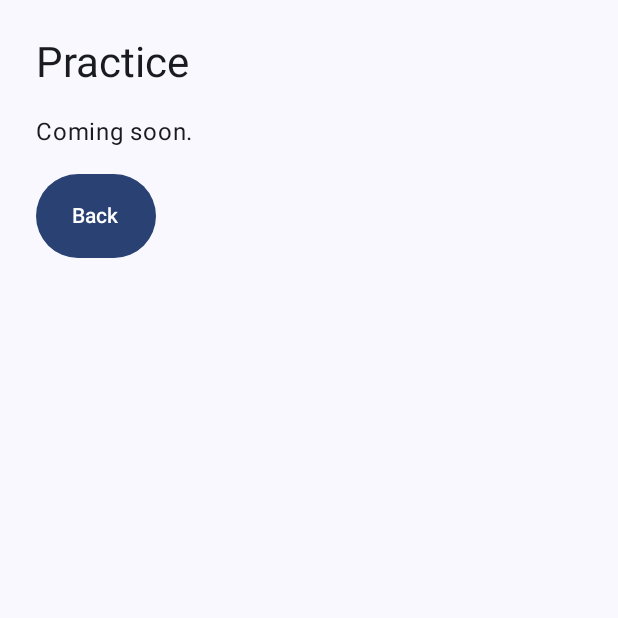
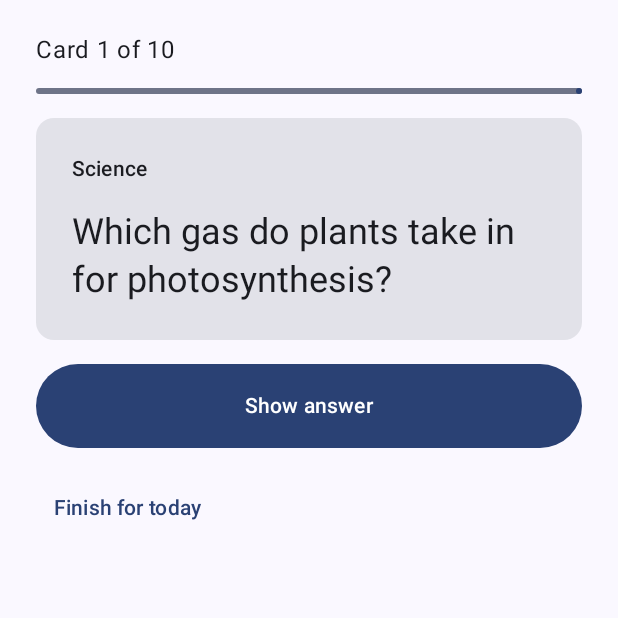
Before and after one commit to BhoneKhantKyaw04/Recall, an Android app built with Jetpack Compose: the StudyScreen screen opened through its navigation route, on a phone screen of 412 x 824 dp, the top half of it. Run offline under Robolectric (Android 15) with nearby library versions, the phone set to English and light mode, and no system bars; our stand-ins replace Room's generated code.

Commit message:
Add practice screen

```diff
--- a/app/src/main/java/com/example/recall/ui/RecallApp.kt
+++ b/app/src/main/java/com/example/recall/ui/RecallApp.kt
@@ -40,7 +40,12 @@ fun RecallApp(container: AppContainer) {
                 onSettings = { navController.navigate(Routes.SETTINGS) }
             )
         }
-        composable(Routes.STUDY) { PlaceholderScreen("Practice") { navController.popBackStack() } }
+        composable(Routes.STUDY) {
+            StudyScreen(
+                viewModel = viewModel(factory = factory),
+                onBack = { navController.popBackStack() }
+            )
+        }
         composable(Routes.STATS) { PlaceholderScreen("My progress") { navController.popBackStack() } }
         composable(Routes.SETTINGS) { PlaceholderScreen("Settings") { navController.popBackStack() } }
     }
--- a/app/src/main/java/com/example/recall/ui/RecallViewModelFactory.kt
+++ b/app/src/main/java/com/example/recall/ui/RecallViewModelFactory.kt
@@ -9,6 +9,8 @@ class RecallViewModelFactory(private val container: AppContainer) : ViewModelPro
     override fun <T : ViewModel> create(modelClass: Class<T>): T = when {
         modelClass.isAssignableFrom(HomeViewModel::class.java) ->
             HomeViewModel(container.repository, container.settings)
+        modelClass.isAssignableFrom(StudyViewModel::class.java) ->
+            StudyViewModel(container.repository, container.settings)
         else -> throw IllegalArgumentException("Unknown ViewModel: ${modelClass.name}")
     } as T
 }
--- /dev/null
+++ b/app/src/main/java/com/example/recall/ui/StudyScreen.kt
@@ -0,0 +1,97 @@
+package com.example.recall.ui
+
+import androidx.compose.foundation.layout.Arrangement
+import androidx.compose.foundation.layout.Column
+import androidx.compose.foundation.layout.fillMaxSize
+import androidx.compose.foundation.layout.fillMaxWidth
+import androidx.compose.foundation.layout.heightIn
+import androidx.compose.foundation.layout.padding
+import androidx.compose.material3.Button
+import androidx.compose.material3.Card
+import androidx.compose.material3.LinearProgressIndicator
+import androidx.compose.material3.MaterialTheme
+import androidx.compose.material3.OutlinedButton
+import androidx.compose.material3.Scaffold
+import androidx.compose.material3.Text
+import androidx.compose.material3.TextButton
+import androidx.compose.runtime.Composable
+import androidx.compose.runtime.collectAsState
+import androidx.compose.runtime.getValue
+import androidx.compose.ui.Modifier
+import androidx.compose.ui.semantics.LiveRegionMode
+import androidx.compose.ui.semantics.liveRegion
+import androidx.compose.ui.semantics.semantics
+import androidx.compose.ui.unit.dp
+
+@Composable
+fun StudyScreen(viewModel: StudyViewModel, onBack: () -> Unit) {
+    val state by viewModel.uiState.collectAsState()
+    val buttonModifier = Modifier.fillMaxWidth().heightIn(min = 56.dp)
+
+    Scaffold { padding ->
+        Column(
+            modifier = Modifier.fillMaxSize().padding(padding).padding(24.dp),
+            verticalArrangement = Arrangement.spacedBy(16.dp)
+        ) {
+            when {
+                state.loading -> Text("Loading…")
+
+                state.finished -> {
+                    Text("Well done!", style = MaterialTheme.typography.headlineMedium)
+                    Text(
+                        "You reviewed ${state.answered} cards and knew ${state.correct} of them. " +
+                                "Cards you missed will come back soon. See you next time!",
+                        style = MaterialTheme.typography.bodyLarge
+                    )
+                    Button(onClick = onBack, modifier = buttonModifier) { Text("Back to home") }
+                }
+
+                else -> {
+                    val card = state.currentCard
+                    Text(
+                        "Card ${state.answered + 1} of ${state.total}",
+                        style = MaterialTheme.typography.bodyLarge
+                    )
+                    LinearProgressIndicator(
+                        progress = { state.answered.toFloat() / state.total },
+                        modifier = Modifier.fillMaxWidth()
+                    )
+                    Card(modifier = Modifier.fillMaxWidth()) {
+                        Column(
+                            modifier = Modifier
+                                .padding(24.dp)
+                                .semantics { liveRegion = LiveRegionMode.Polite },
+                            verticalArrangement = Arrangement.spacedBy(16.dp)
+                        ) {
+                            Text(card?.deck ?: "", style = MaterialTheme.typography.labelLarge)
+                            Text(card?.question ?: "", style = MaterialTheme.typography.headlineSmall)
+                            if (state.showAnswer) {
+                                Text(
+                                    "Answer: ${card?.answer}",
+                                    style = MaterialTheme.typography.titleLarge
+                                )
+                            }
+                        }
+                    }
+
+                    if (!state.showAnswer) {
+                        Button(onClick = viewModel::revealAnswer, modifier = buttonModifier) {
+                            Text("Show answer")
+                        }
+                    } else {
+                        Button(onClick = { viewModel.answer(true) }, modifier = buttonModifier) {
+                            Text("I knew it")
+                        }
+                        OutlinedButton(onClick = { viewModel.answer(false) }, modifier = buttonModifier) {
+                            Text("Not yet")
+                        }
+                    }
+
+                    TextButton(onClick = onBack, modifier = Modifier.heightIn(min = 48.dp)) {
+                        Text("Finish for today")
+                    }
+                }
+            }
+        }
+    }
+}
--- /dev/null
+++ b/app/src/main/java/com/example/recall/ui/StudyViewModel.kt
@@ -0,0 +1,76 @@
+package com.example.recall.ui
+
+import androidx.lifecycle.ViewModel
+import androidx.lifecycle.viewModelScope
+import com.example.recall.data.Flashcard
+import com.example.recall.data.RecallRepository
+import com.example.recall.data.SettingsRepository
+import com.example.recall.domain.Scheduler
+import kotlinx.coroutines.flow.MutableStateFlow
+import kotlinx.coroutines.flow.StateFlow
+import kotlinx.coroutines.flow.asStateFlow
+import kotlinx.coroutines.flow.first
+import kotlinx.coroutines.flow.update
+import kotlinx.coroutines.launch
+
+data class StudyUiState(
+    val loading: Boolean = true,
+    val currentCard: Flashcard? = null,
+    val showAnswer: Boolean = false,
+    val answered: Int = 0,
+    val correct: Int = 0,
+    val total: Int = 0,
+    val finished: Boolean = false
+)
+
+class StudyViewModel(
+    private val repository: RecallRepository,
+    private val settingsRepository: SettingsRepository
+) : ViewModel() {
+
+    private val today = Scheduler.currentDay()
+    private var queue: List<Flashcard> = emptyList()
+    private var index = 0
+
+    private val _uiState = MutableStateFlow(StudyUiState())
+    val uiState: StateFlow<StudyUiState> = _uiState.asStateFlow()
+
+    init {
+        viewModelScope.launch { loadCards() }
+    }
+
+    private suspend fun loadCards() {
+        val limit = settingsRepository.settings.value.dailyLimit
+        val studiedToday = repository.statsForDay(today).first()?.cardsStudied ?: 0
+        val remaining = maxOf(0, limit - studiedToday)
+        queue = repository.getDueCards(today, remaining)
+        index = 0
+        _uiState.value = StudyUiState(
+            loading = false,
+            currentCard = queue.firstOrNull(),
+            total = queue.size,
+            finished = queue.isEmpty()
+        )
+    }
+
+    fun revealAnswer() {
+        _uiState.update { it.copy(showAnswer = true) }
+    }
+
+    fun answer(correct: Boolean) {
+        val card = _uiState.value.currentCard ?: return
+        viewModelScope.launch {
+            repository.recordAnswer(card, correct, today)
+            index++
+            _uiState.update {
+                it.copy(
+                    showAnswer = false,
+                    answered = it.answered + 1,
+                    correct = it.correct + if (correct) 1 else 0,
+                    currentCard = queue.getOrNull(index),
+                    finished = index >= queue.size
+                )
+            }
+        }
+    }
+}
```
